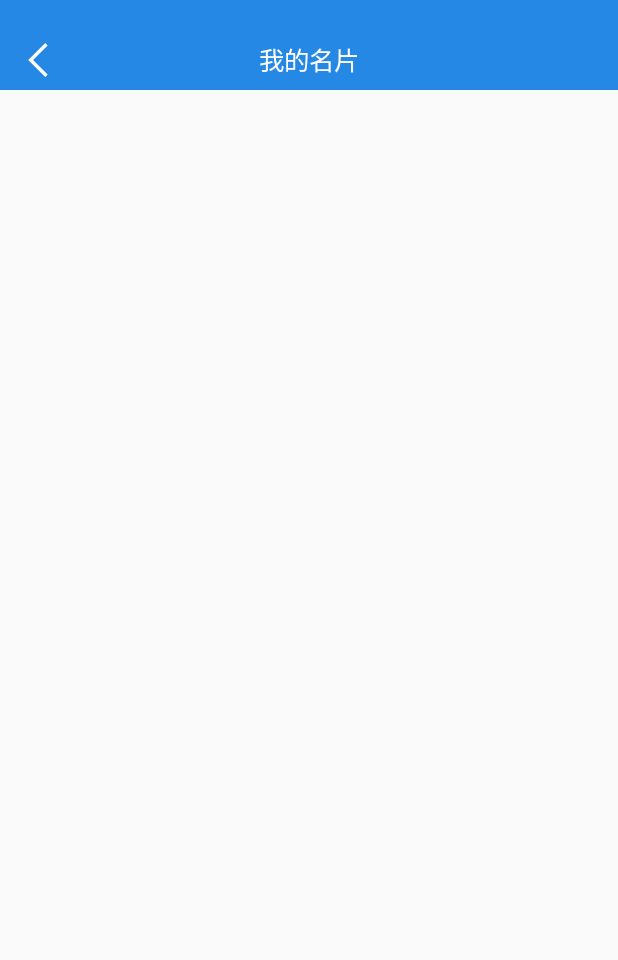
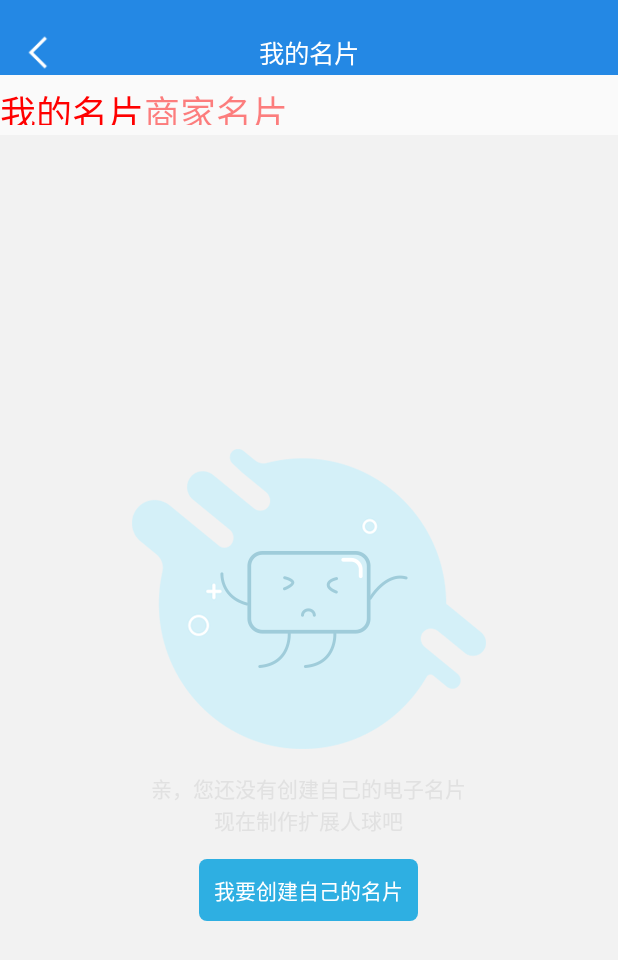
Before and after one commit to DevinMiller0/NativeMall, an Android app: the MyCarteActivity screen opened directly, with no data from a screen before it, on a phone screen of 412 x 824 dp. Shown: the top 960 px of the screen. Run offline under Robolectric (Android 15) with nearby library versions, the phone set to English and light mode, and no system bars.

Commit message:
business card

```diff
--- a/app/src/main/java/com/pamo/nativemall/activity/MemoActivity.java
+++ b/app/src/main/java/com/pamo/nativemall/activity/MemoActivity.java
@@ -34,7 +34,7 @@ public class MemoActivity extends AppCompatActivity implements View.OnClickListe
     @Override
     public void finish() {
         super.finish();
-        overridePendingTransition(0, R.anim.animation_x_off);
+        //overridePendingTransition(0, R.anim.animation_x_off);
     }
 
     @Override
--- a/app/src/main/java/com/pamo/nativemall/activity/MyCarteActivity.java
+++ b/app/src/main/java/com/pamo/nativemall/activity/MyCarteActivity.java
@@ -2,12 +2,22 @@ package com.pamo.nativemall.activity;
 
 import android.os.Bundle;
 import android.support.annotation.Nullable;
+import android.support.v4.app.Fragment;
+import android.support.v4.app.FragmentManager;
+import android.support.v4.app.FragmentPagerAdapter;
+import android.support.v4.view.ViewPager;
 import android.support.v7.app.AppCompatActivity;
 import android.view.View;
 
 import com.pamo.nativemall.R;
+import com.pamo.nativemall.fragment.BusinessCardFragment;
+import com.pamo.nativemall.fragment.MyCardFragment;
 import com.pamo.nativemall.utils.StatusBarUtils;
+import com.pamo.nativemall.widget.TabView;
 import com.pamo.nativemall.widget.TopBar;
+
+import java.util.ArrayList;
+import java.util.List;
 
 /**
  * Created by wangdesheng on 2017/10/10 0010.
@@ -15,7 +25,9 @@ import com.pamo.nativemall.widget.TopBar;
 
 public class MyCarteActivity extends AppCompatActivity implements View.OnClickListener {
 
-    private TopBar topBar;
+    private List<Fragment> fragments;
+    private ViewPager viewPager;
+    private TabView tab;
 
     @Override
     protected void onCreate(@Nullable Bundle savedInstanceState) {
@@ -27,10 +39,43 @@ public class MyCarteActivity extends AppCompatActivity implements View.OnClickLi
     }
 
     private void initView() {
-        topBar = (TopBar) findViewById(R.id.my_carte_topBar);
+        TopBar topBar = (TopBar) findViewById(R.id.my_carte_topBar);
         topBar.titleBack.setOnClickListener(this);
+
+        tab = (TabView) findViewById(R.id.tabs_view);
+
+        fragments = new ArrayList<>();
+        fragments.add(new MyCardFragment());
+        fragments.add(new BusinessCardFragment());
+
+        viewPager = (ViewPager) findViewById(R.id.vp_card);
+        viewPager.setAdapter(new PageAdapter(getSupportFragmentManager()));
+
+        tab.setTabs("我的名片", "商家名片");
+        tab.setOnTabsItemClickListener(new TabView.OnTabsItemClickListener() {
+            @Override
+            public void onClick(View view, int position) {
+                viewPager.setCurrentItem(position, true);
+            }
+        });
+
+        viewPager.addOnPageChangeListener(new ViewPager.OnPageChangeListener() {
+            @Override
+            public void onPageScrolled(int position, float positionOffset, int positionOffsetPixels) {
+                tab.setCurrentTab(position, true);
+            }
+
+            @Override
+            public void onPageSelected(int position) {
+
+            }
+
+            @Override
+            public void onPageScrollStateChanged(int state) {
+
+            }
+        });
     }
-
 
     @Override
     public void finish() {
@@ -47,4 +92,21 @@ public class MyCarteActivity extends AppCompatActivity implements View.OnClickLi
             }
         }
     }
+
+    private class PageAdapter extends FragmentPagerAdapter{
+
+        public PageAdapter(FragmentManager fm) {
+            super(fm);
+        }
+
+        @Override
+        public Fragment getItem(int position) {
+            return fragments.get(position);
+        }
+
+        @Override
+        public int getCount() {
+            return fragments.size();
+        }
+    }
 }
--- /dev/null
+++ b/app/src/main/java/com/pamo/nativemall/fragment/BusinessCardFragment.java
@@ -0,0 +1,26 @@
+package com.pamo.nativemall.fragment;
+
+import android.view.View;
+
+import com.pamo.nativemall.R;
+
+/**
+ * Created by wangdesheng on 2017/10/23 0023.
+ */
+
+public class BusinessCardFragment extends BaseFragment {
+    @Override
+    protected int getLayout() {
+        return R.layout.fragment_business_card;
+    }
+
+    @Override
+    protected void setLayout() {
+
+    }
+
+    @Override
+    protected void onViewClick(View view) {
+
+    }
+}
--- /dev/null
+++ b/app/src/main/java/com/pamo/nativemall/fragment/MyCardFragment.java
@@ -0,0 +1,26 @@
+package com.pamo.nativemall.fragment;
+
+import android.view.View;
+
+import com.pamo.nativemall.R;
+
+/**
+ * Created by wangdesheng on 2017/10/23 0023.
+ */
+
+public class MyCardFragment extends BaseFragment {
+    @Override
+    protected int getLayout() {
+        return R.layout.fragment_my_card;
+    }
+
+    @Override
+    protected void setLayout() {
+
+    }
+
+    @Override
+    protected void onViewClick(View view) {
+
+    }
+}
--- /dev/null
+++ b/app/src/main/java/com/pamo/nativemall/widget/TabView.java
@@ -0,0 +1,140 @@
+package com.pamo.nativemall.widget;
+
+import android.animation.ObjectAnimator;
+import android.content.Context;
+import android.support.annotation.Nullable;
+import android.util.AttributeSet;
+import android.util.TypedValue;
+import android.view.Gravity;
+import android.view.View;
+import android.view.ViewGroup;
+import android.widget.LinearLayout;
+import android.widget.TextView;
+import android.widget.Toast;
+
+/**
+ * Created by wangdesheng on 2017/10/23 0023.
+ */
+
+public class TabView extends LinearLayout {
+
+    private int mSelectedColor = 0xffff0000;
+    private int mNotSelectedColor = ((mSelectedColor >>> 25) << 24) | (mSelectedColor & 0x00ffffff);
+
+    private int mIndicatorColor = 0xff0000ff;
+
+    private LinearLayout mTabsContainer;
+    private View mIndicator, mBottomLine;
+
+    private OnTabsItemClickListener listener;
+
+    public TabView(Context context) {
+        this(context, null);
+    }
+
+    public TabView(Context context, @Nullable AttributeSet attrs) {
+        this(context, attrs, 0);
+    }
+
+    public TabView(Context context, @Nullable AttributeSet attrs, int defStyleAttr) {
+        super(context, attrs, defStyleAttr);
+
+        setOrientation(VERTICAL);
+
+        mTabsContainer = new LinearLayout(getContext());
+        mTabsContainer.setOrientation(HORIZONTAL);
+        mTabsContainer.setLayoutParams(new LayoutParams(LayoutParams.WRAP_CONTENT, LayoutParams.WRAP_CONTENT));
+        mTabsContainer.setGravity(Gravity.CENTER_HORIZONTAL);
+        addView(mTabsContainer);
+
+        mIndicator = new View(getContext());
+        mIndicator.setBackgroundColor(mIndicatorColor);
+        mIndicator.setLayoutParams(new LayoutParams(200, 8));
+        addView(mIndicator);
+    }
+
+    @Override
+    protected void onSizeChanged(int w, int h, int oldw, int oldh) {
+        super.onSizeChanged(w, h, oldw, oldh);
+        resetIndicator();
+    }
+
+    private void resetIndicator() {
+
+        int childCount = mTabsContainer.getChildCount();
+        ViewGroup.LayoutParams layoutParams = mIndicator.getLayoutParams();
+        if (childCount <= 0){
+            layoutParams.width = 0;
+        }else {
+            layoutParams.width = getWidth() / childCount;
+        }
+        mIndicator.setLayoutParams(layoutParams);
+    }
+
+    public void setTabs(String... titles){
+        mTabsContainer.removeAllViews();
+        if (titles != null){
+            for (int i = 0; i < titles.length; i++){
+                TextView textView = new TextView(getContext());
+                textView.setTextSize(TypedValue.COMPLEX_UNIT_SP, 24);
+                textView.setText(titles[i]);
+                textView.setClickable(true);
+                textView.setPadding(0, 10, 0, 10);
+                textView.setGravity(Gravity.CENTER_HORIZONTAL);
+                Toast.makeText(getContext(), titles[i], Toast.LENGTH_SHORT).show();
+                textView.setLayoutParams(new LayoutParams(LayoutParams.MATCH_PARENT, LayoutParams.WRAP_CONTENT));
+                textView.setTag(i);
+                textView.setOnClickListener(new OnClickListener() {
+                    @Override
+                    public void onClick(View view) {
+                        int position = (int) view.getTag();
+                        setCurrentTab(position, true);
+                        if (listener != null){
+                            listener.onClick(view, position);
+                        }
+                    }
+                });
+                mTabsContainer.addView(textView);
+            }
+            setCurrentTab(0, false);
+            post(new Runnable() {
+                @Override
+                public void run() {
+                    resetIndicator();
+                }
+            });
+        }
+    }
+
+    public void setCurrentTab(int position, boolean animator) {
+        int childCount = mTabsContainer.getChildCount();
+        if (position < 0 || position >= childCount){
+            return;
+        }
+
+        for (int i = 0; i<childCount; i++){
+            TextView childView = (TextView) mTabsContainer.getChildAt(i);
+            if (i == position){
+                childView.setTextColor(mSelectedColor);
+            }else {
+                childView.setTextColor(mNotSelectedColor);
+            }
+        }
+        ObjectAnimator objectAnimator = ObjectAnimator.ofFloat(mIndicator, "x", position * mIndicator.getWidth());
+        if (animator){
+            objectAnimator.setDuration(50).start();
+        }else {
+            objectAnimator.setDuration(0).start();
+        }
+
+    }
+
+
+    public void setOnTabsItemClickListener(OnTabsItemClickListener listener) {
+        this.listener = listener;
+    }
+
+    public interface OnTabsItemClickListener {
+        void onClick(View view, int position);
+    }
+}
--- /dev/null
+++ b/app/src/main/res/drawable/bg_creat_card.xml
@@ -0,0 +1,7 @@
+<?xml version="1.0" encoding="utf-8"?>
+<shape xmlns:android="http://schemas.android.com/apk/res/android">
+
+    <corners android:radius="@dimen/public_5dp"/>
+    <solid android:color="#2eafe2"/>
+
+</shape>
--- a/app/src/main/res/layout/activity_my_carte.xml
+++ b/app/src/main/res/layout/activity_my_carte.xml
@@ -2,12 +2,24 @@
 <LinearLayout xmlns:android="http://schemas.android.com/apk/res/android"
     xmlns:app="http://schemas.android.com/apk/res-auto"
     android:layout_width="match_parent"
-    android:layout_height="match_parent">
+    android:layout_height="match_parent"
+    android:orientation="vertical">
 
     <com.pamo.nativemall.widget.TopBar
         android:id="@+id/my_carte_topBar"
         android:layout_width="match_parent"
-        android:layout_height="match_parent"
+        android:layout_height="@dimen/public_50dp"
         app:titleText="我的名片"/>
 
+    <com.pamo.nativemall.widget.TabView
+        android:id="@+id/tabs_view"
+        android:layout_width="match_parent"
+        android:layout_height="40dp"/>
+
+    <android.support.v4.view.ViewPager
+        android:id="@+id/vp_card"
+        android:layout_width="match_parent"
+        android:layout_height="0dp"
+        android:layout_weight="1"/>
+
 </LinearLayout>
--- /dev/null
+++ b/app/src/main/res/layout/fragment_my_card.xml
@@ -0,0 +1,37 @@
+<?xml version="1.0" encoding="utf-8"?>
+<LinearLayout xmlns:android="http://schemas.android.com/apk/res/android"
+    android:layout_width="match_parent"
+    android:layout_height="match_parent"
+    android:background="#f2f2f2"
+    android:gravity="center"
+    android:orientation="vertical">
+
+
+    <ImageView
+        android:layout_width="wrap_content"
+        android:layout_height="wrap_content"
+        android:paddingBottom="@dimen/public_15dp"
+        android:src="@mipmap/empty_card"/>
+
+    <TextView
+        android:layout_width="wrap_content"
+        android:layout_height="wrap_content"
+        android:gravity="center"
+        android:textColor="#e1e1e1"
+        android:text="亲，您还没有创建自己的电子名片"/>
+    <TextView
+        android:layout_width="wrap_content"
+        android:layout_height="wrap_content"
+        android:gravity="center"
+        android:paddingBottom="@dimen/public_15dp"
+        android:textColor="#e1e1e1"
+        android:text="现在制作扩展人球吧"/>
+    <TextView
+        android:layout_width="wrap_content"
+        android:layout_height="wrap_content"
+        android:gravity="center"
+        android:padding="@dimen/public_10dp"
+        android:background="@drawable/bg_creat_card"
+        android:textColor="@color/colorWhite"
+        android:text="我要创建自己的名片"/>
+</LinearLayout>
```
Also changed, not shown: app/src/main/java/com/pamo/nativemall/fragment/MineFragment.java (+9 -9 lines), app/src/main/res/layout/fragment_business_card.xml (added, +11 -0 lines), app/src/main/res/layout/layout_tabs.xml (added, +54 -0 lines), app/src/main/res/mipmap-hdpi/empty_card.png (added).
